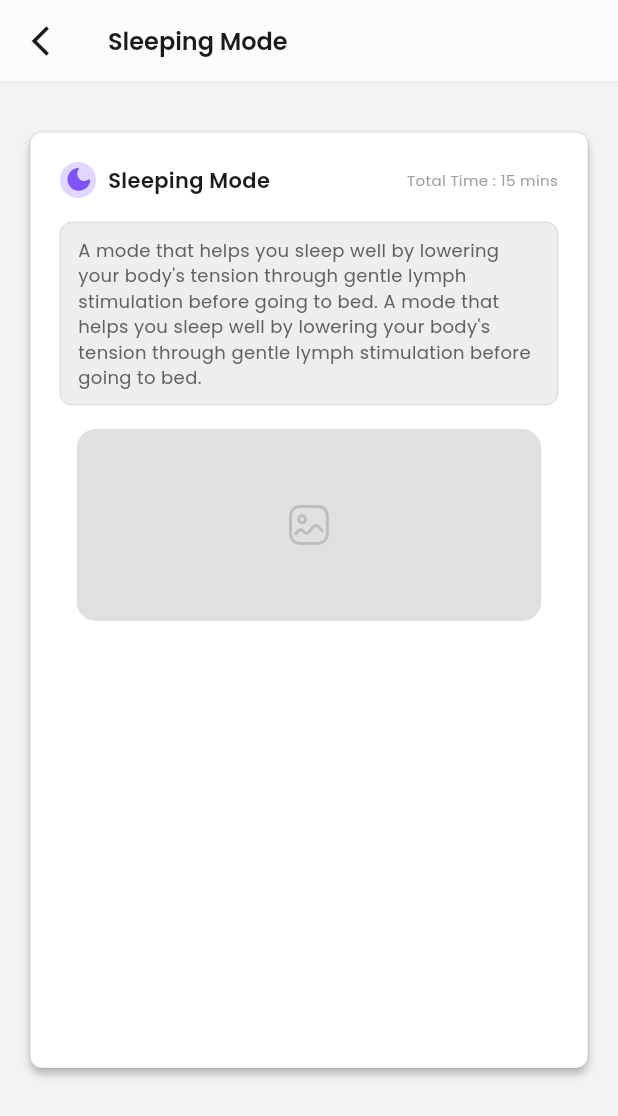
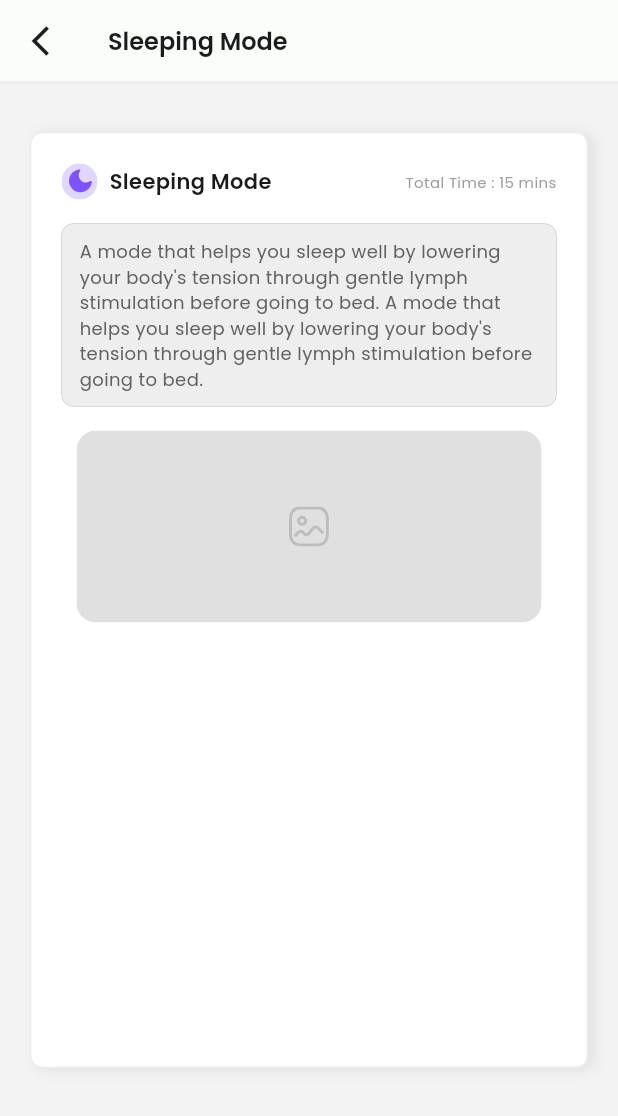
Before and after one commit to kwakdeung/lymphowear_remote_app, a Flutter app: the HomeDefault screen opened directly, after a tap on an icon or button, on a phone screen of 412 x 824 dp. Shown: the top 1116 px of the screen. Run offline on Flutter 3.47's test engine with Material 2 defaults, Android fonts, the phone set to English and light mode, and no system bars; our stand-ins replace flutter_svg.

Commit message:
modify BoxDecoration

```diff
--- a/lib/pages/home/home_default.dart
+++ b/lib/pages/home/home_default.dart
@@ -77,7 +77,8 @@ class HomeDefault extends StatelessWidget {
                     Container(
                       decoration: BoxDecoration(
                         borderRadius: BorderRadius.circular(8),
-                        border: Border.all(color: Colors.black12, width: 0),
+                        border: Border.all(
+                            color: const Color(0xffEEEEEE), width: 1),
                         color: Colors.white,
                         boxShadow: const [
                           BoxShadow(
@@ -229,7 +230,8 @@ class HomeDefault extends StatelessWidget {
                       width: double.infinity,
                       decoration: BoxDecoration(
                         borderRadius: BorderRadius.circular(8),
-                        border: Border.all(color: Colors.black12, width: 0),
+                        border: Border.all(
+                            color: const Color(0xffEEEEEE), width: 1),
                         color: Colors.white,
                         boxShadow: const [
                           BoxShadow(
--- a/lib/pages/home/sleeping/sleeping-01-1.dart
+++ b/lib/pages/home/sleeping/sleeping-01-1.dart
@@ -42,15 +42,15 @@ class _SleepingModeState extends State<SleepingMode> {
             margin: const EdgeInsets.fromLTRB(20, 32, 20, 112),
             padding: const EdgeInsets.fromLTRB(20, 20, 20, 20),
             decoration: BoxDecoration(
+              borderRadius: BorderRadius.circular(8),
+              border: Border.all(color: const Color(0xffEEEEEE), width: 1),
               color: Colors.white,
-              borderRadius: BorderRadius.circular(8),
-              border: Border.all(color: Colors.black12, width: 0),
-              boxShadow: [
+              boxShadow: const [
                 BoxShadow(
-                  color: Colors.grey.withOpacity(0.7),
+                  color: Color.fromRGBO(0, 0, 0, 0.08),
                   spreadRadius: 0,
-                  blurRadius: 4.0,
-                  offset: const Offset(0, 4),
+                  offset: Offset(4, 1),
+                  blurRadius: 8.0,
                 ),
               ],
             ),
```
Also changed, not shown: lib/pages/home/relaxing/relaxing_01_1.dart (+5 -5 lines), lib/pages/home/vital/vital_01_1.dart (+5 -5 lines).
